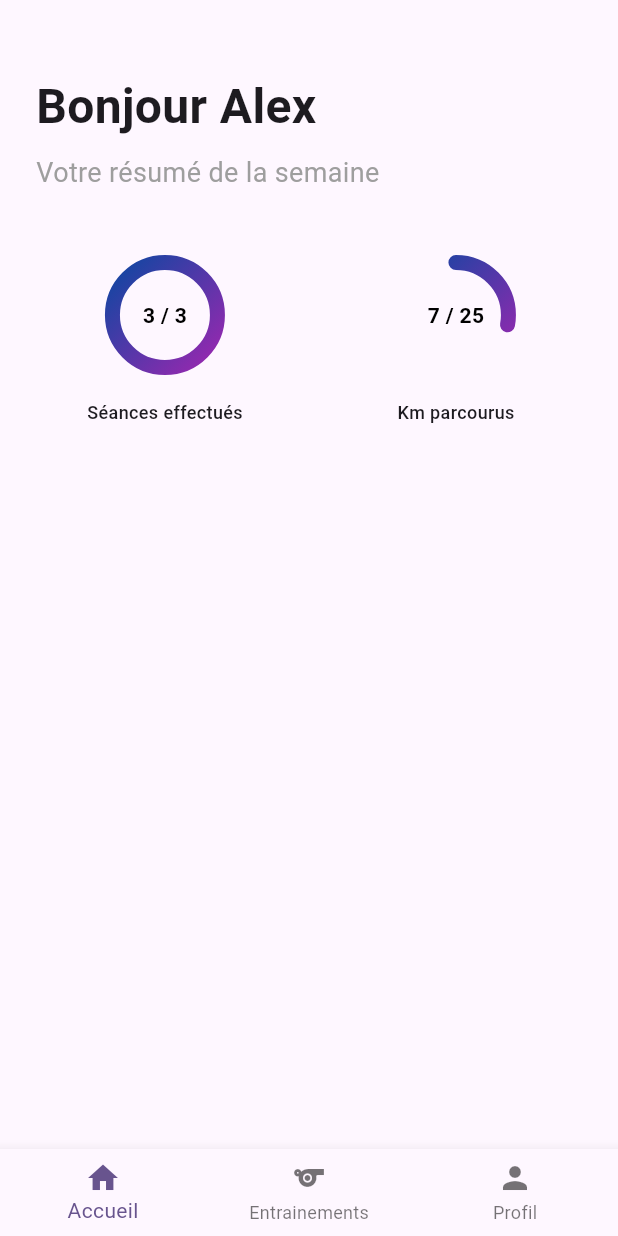
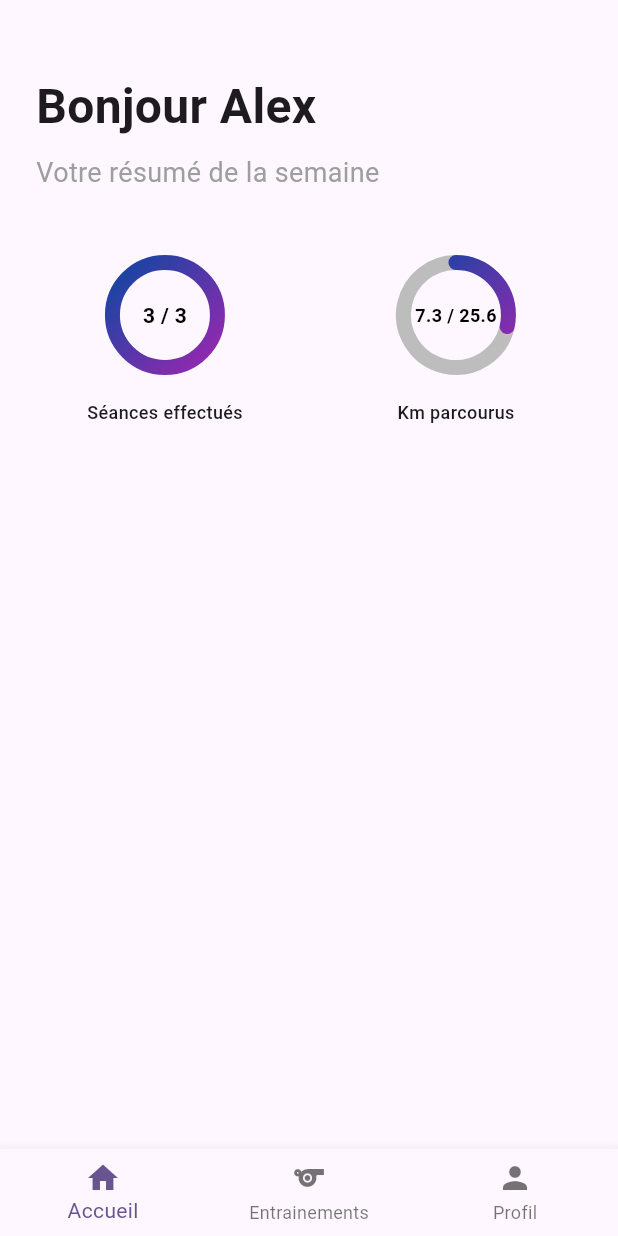
Before and after one commit to ferum-pdg/mobile-app, a Flutter app: the screen it shows after launch, on a phone screen of 412 x 824 dp. Run offline on Flutter 3.47's test engine with Material 3 defaults, Android fonts, the phone set to English and light mode, and no system bars; our stand-ins replace share_plus; missing offline and left inert: pigeon.

Commit message:
feat: finish circular Progress Bar

```diff
--- a/lib/pages/home.dart
+++ b/lib/pages/home.dart
@@ -84,11 +84,12 @@ class _MyHomePageState extends State<MyHomePage> {
                     totalDone: 3,
                     total: 3,
                     label: "Séances effectués",
+                    toInt: true,
                   ),
                   const SizedBox(width: 24),
                   circularPogressBar(
-                    totalDone: 7,
-                    total: 25,
+                    totalDone: 7.3,
+                    total: 25.6,
                     label: "Km parcourus",
                   ),
                 ],
--- a/lib/widgets/circularProgressBar.dart
+++ b/lib/widgets/circularProgressBar.dart
@@ -3,10 +3,11 @@ import 'package:flutter/material.dart';
 import 'dart:math';
 
 class circularPogressBar extends StatelessWidget {
-  final int totalDone;
-  final int total;
+  final double totalDone;
+  final double total;
   final String label;
   final double size;
+  final bool toInt;
 
   const circularPogressBar({
     super.key,
@@ -14,6 +15,7 @@ class circularPogressBar extends StatelessWidget {
     required this.total,
     this.label = "",
     this.size = 100.0,
+    this.toInt = false,
   });
 
   @override
@@ -37,20 +39,22 @@ class circularPogressBar extends StatelessWidget {
               CustomPaint(
                 size: Size(size, size),
                 painter: _GradientCircularProgressPainter(
-                  progress: (totalDone / total).toDouble(),
+                  progress: totalDone / total,
                   gradient: LinearGradient(
                     colors: [Colors.blue.shade900, Colors.purple],
                     begin: Alignment.topLeft,
                     end: Alignment.bottomRight,
                   ),
-                  backgroundColor: Colors.transparent,
+                  backgroundColor: Colors.grey.shade400,
                   stroke: 10.0,
                 ),
                 child: Center(
                   child: Text(
-                    '$totalDone / $total',
-                    style: const TextStyle(
-                      fontSize: 14,
+                    toInt
+                        ? '${totalDone.toStringAsFixed(0)} / ${total.toStringAsFixed(0)}'
+                        : '$totalDone / $total',
+                    style: TextStyle(
+                      fontSize: toInt ? 14 : 12,
                       fontWeight: FontWeight.w600,
                       color: Colors.black,
                     ),
```
